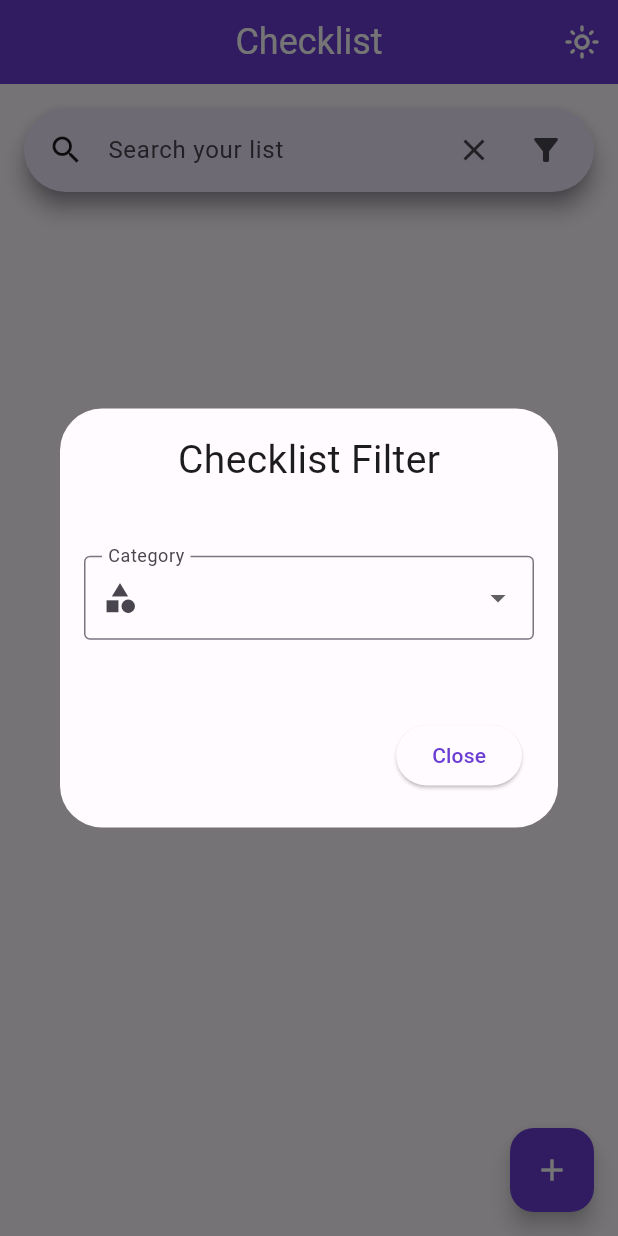
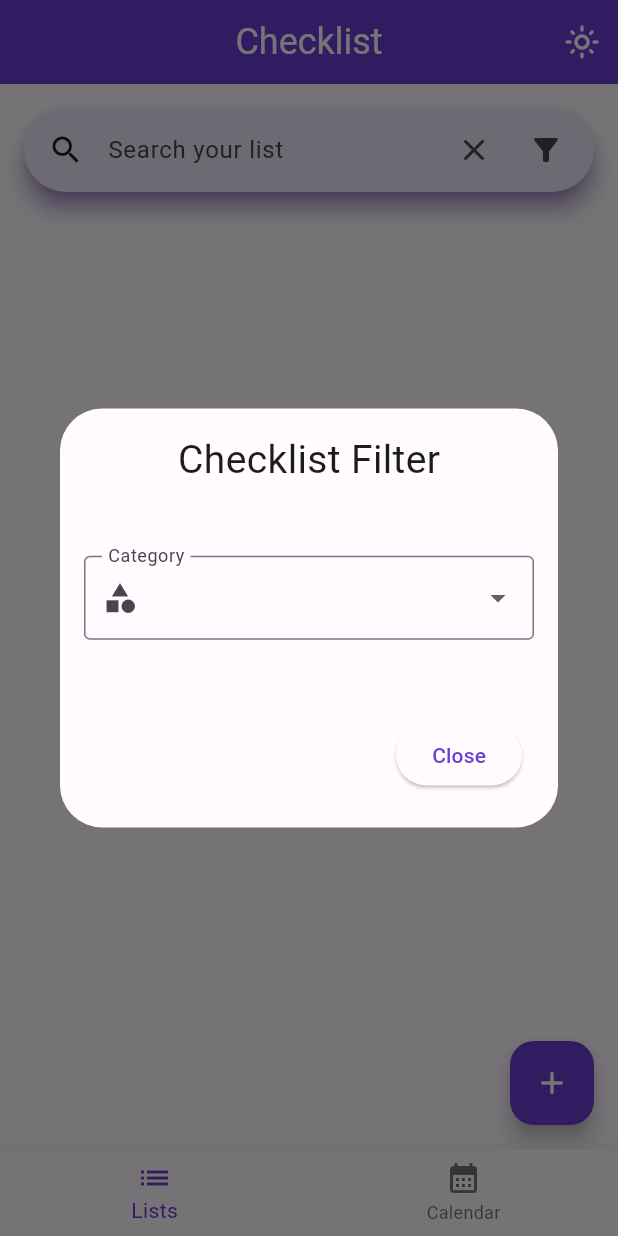
Before and after one commit to mugiwarajeff/checklist, a Flutter app: the screen it shows after launch, after a tap on the "filter alt" icon, on a phone screen of 412 x 824 dp. Run offline on Flutter 3.47's test engine with Material 3 defaults, Android fonts, the light colour scheme and no system bars; our stand-ins replace equatable, flutter_mobx, mobx, sqflite, table_calendar; missing offline and left inert: flutter_auto_cache; accounts and stored records are empty; generated files the repository leaves out were written again.

Commit message:
adding callendar view

```diff
--- a/lib/app/app.dart
+++ b/lib/app/app.dart
@@ -15,6 +15,8 @@ class App extends StatelessWidget {
   Widget build(BuildContext context) {
     final ConfigurationsController configurationsController =
         Provider.of<ConfigurationsController>(context);
+
+    configurationsController.loadConfigs();
 
     return Observer(builder: (context) {
       if (configurationsController.isLoading) {
--- a/lib/app/features/checklist/checklist/widgets/checklist_card.dart
+++ b/lib/app/features/checklist/checklist/widgets/checklist_card.dart
@@ -11,6 +11,7 @@ class CheckListCard extends StatelessWidget {
     final Color primaryColor = Theme.of(context).colorScheme.primary;
     final Color tertiaryColor = Theme.of(context).colorScheme.tertiary;
     final Color onPrimaryColor = Theme.of(context).colorScheme.onPrimary;
+
     final double widthCard = MediaQuery.of(context).size.width;
     final double heightCard = MediaQuery.of(context).size.width;
     const double textSize = 24;
--- a/lib/app/features/checklist/checklist_item/dao/checklist_item_dao.dart
+++ b/lib/app/features/checklist/checklist_item/dao/checklist_item_dao.dart
@@ -7,6 +7,8 @@ abstract class ChecklistItemDAO {
   Future<List<CheckListItem>> getAll(
       int checklistId, ChecklistOrder checklistOrder);
 
+  Future<List<CheckListItem>> getItensWithDueDate();
+
   Future<int> updateItem(CheckListItem checkListItem);
 
   Future<int> deleteItem(CheckListItem checkListItem);
--- a/lib/app/features/configurations/controllers/configurations_controller.dart
+++ b/lib/app/features/configurations/controllers/configurations_controller.dart
@@ -1,3 +1,5 @@
+import 'dart:ui';
+
 import 'package:checklist/app/features/configurations/dao/interface/configurations_dao.dart';
 import 'package:checklist/app/features/configurations/models/configurations.dart';
 import 'package:mobx/mobx.dart';
@@ -15,6 +17,9 @@ abstract class ConfigurationsControllerBase with Store {
 
   @observable
   bool isLoading = false;
+
+  @observable
+  Locale locale = const Locale("pt", "BR");
 
   @observable
   String error = "";
--- a/lib/app/features/configurations/dao/configurations_dao_sqflite.dart
+++ b/lib/app/features/configurations/dao/configurations_dao_sqflite.dart
@@ -19,6 +19,8 @@ class ConfigurationsDaoSqflite implements ConfigurationsDAO {
     int updatedIten =
         await database.update(_tableName, configurations.toJson());
 
+    print(updatedIten);
+
     return updatedIten;
   }
 
--- a/lib/app/features/home/home_view.dart
+++ b/lib/app/features/home/home_view.dart
@@ -1,3 +1,4 @@
+import 'package:checklist/app/features/calendar/calendar_view.dart';
 import 'package:checklist/app/features/checklist/checklist/checklist_view.dart';
 import 'package:checklist/app/features/configurations/controllers/configurations_controller.dart';
 import 'package:flutter_gen/gen_l10n/app_localizations.dart';
@@ -5,12 +6,32 @@ import 'package:flutter/material.dart';
 import 'package:flutter_mobx/flutter_mobx.dart';
 import 'package:provider/provider.dart';
 
-class HomeView extends StatelessWidget {
+class HomeView extends StatefulWidget {
   const HomeView({super.key});
+
+  @override
+  State<HomeView> createState() => _HomeViewState();
+}
+
+class _HomeViewState extends State<HomeView> {
+  int index = 0;
+
+  Widget selectPage() {
+    switch (index) {
+      case 0:
+        return const CheckListView();
+      case 1:
+        return const CalendarView();
+      default:
+        return Container();
+    }
+  }
 
   @override
   Widget build(BuildContext context) {
     final String pageTitle = AppLocalizations.of(context)!.appTitle;
+    final String listText = AppLocalizations.of(context)!.lists;
+    final String calendarText = AppLocalizations.of(context)!.calendar;
 
     final ConfigurationsController configurationsController =
         Provider.of<ConfigurationsController>(context);
@@ -29,7 +50,20 @@ class HomeView extends StatelessWidget {
               ))
         ],
       ),
-      body: const CheckListView(),
+      body: selectPage(),
+      bottomNavigationBar: BottomNavigationBar(
+        currentIndex: index,
+        items: [
+          BottomNavigationBarItem(
+              icon: const Icon(Icons.list), label: listText),
+          BottomNavigationBarItem(
+              icon: const Icon(Icons.calendar_month), label: calendarText)
+        ],
+        onTap: (value) {
+          index = value;
+          setState(() {});
+        },
+      ),
     );
   }
 }
--- a/lib/app/shared/l10n/app_en.arb
+++ b/lib/app/shared/l10n/app_en.arb
@@ -39,5 +39,7 @@
     "wasNotPossibleToUpdate": "Was not possible to create or update because already exists an item with this title",
     "searchYourList": "Search your list",
     "closePage": "Close",
-     "checklistFilter": "Checklist Filter"
+     "checklistFilter": "Checklist Filter",
+     "lists": "Lists",
+     "calendar": "Calendar"
 }
--- a/lib/app/shared/l10n/app_pt.arb
+++ b/lib/app/shared/l10n/app_pt.arb
@@ -39,5 +39,7 @@
     "wasNotPossibleToUpdate": "Não foi possivel criar ou atualizar pois já existe outro item com esse nome",
     "searchYourList": "Pesquise sua Listinha",
     "closePage": "Fechar",
-      "checklistFilter": "Filtro de Listinha"
+      "checklistFilter": "Filtro de Listinha",
+       "lists": "Listas",
+     "calendar": "Calendário"
 }
--- a/lib/app/shared/theme/app_theme.dart
+++ b/lib/app/shared/theme/app_theme.dart
@@ -14,12 +14,14 @@ class AppTheme {
             fontSize: 24,
           )),
       searchBarTheme: SearchBarThemeData(
-          shadowColor: WidgetStatePropertyAll(lightColorScheme.secondary),
+          shadowColor: WidgetStatePropertyAll(lightColorScheme.primary),
           surfaceTintColor: WidgetStatePropertyAll(lightColorScheme.primary)),
       floatingActionButtonTheme: FloatingActionButtonThemeData(
         foregroundColor: lightColorScheme.onPrimary,
         backgroundColor: lightColorScheme.primary,
       ),
+      bottomNavigationBarTheme: BottomNavigationBarThemeData(
+          selectedItemColor: lightColorScheme.primary),
       colorScheme: lightColorScheme);
 
   final ThemeData darkTheme = ThemeData(
@@ -35,9 +37,14 @@ class AppTheme {
             color: darkColorScheme.onPrimary,
             fontSize: 24,
           )),
+      searchBarTheme: SearchBarThemeData(
+          shadowColor: WidgetStatePropertyAll(darkColorScheme.primary),
+          surfaceTintColor: WidgetStatePropertyAll(darkColorScheme.primary)),
       floatingActionButtonTheme: FloatingActionButtonThemeData(
         foregroundColor: darkColorScheme.onPrimary,
         backgroundColor: darkColorScheme.primary,
       ),
+      bottomNavigationBarTheme: BottomNavigationBarThemeData(
+          selectedItemColor: darkColorScheme.primary),
       colorScheme: darkColorScheme);
 }
--- a/lib/main.dart
+++ b/lib/main.dart
@@ -1,4 +1,5 @@
 import 'package:checklist/app/app.dart';
+import 'package:checklist/app/features/calendar/controllers/calendar_controller.dart';
 import 'package:checklist/app/features/checklist/checklist/controllers/checklist_controller.dart';
 import 'package:checklist/app/features/checklist/checklist/dao/checklist_dao.dart';
 import 'package:checklist/app/features/checklist/checklist_item/controllers/checklist_item_controller.dart';
@@ -52,6 +53,11 @@ void main() async {
     ProxyProvider<ConfigurationsDAO, ConfigurationsController>(
       update: (context, configurationsDAO, previous) =>
           ConfigurationsController(configurationsDAO: configurationsDAO),
+    ),
+    ProxyProvider2<ChecklistItemDAO, MessageLogger, CalendarController>(
+      update: (context, checklistItemDAO, messageLogger, previous) =>
+          CalendarController(
+              checklistItemDAO: checklistItemDAO, messageLogger: messageLogger),
     )
   ], child: App()));
 }
--- a/pubspec.yaml
+++ b/pubspec.yaml
@@ -47,6 +47,7 @@ dependencies:
   equatable: ^2.0.5
   path_provider: ^2.1.3
   flutter_auto_cache: ^0.0.4
+  table_calendar: ^3.1.2
 
 flutter_launcher_icons:
   android: "launcher_icon"
```
Also changed, not shown: lib/app/features/calendar/calendar_view.dart (added, +41 -0 lines), lib/app/features/calendar/controllers/calendar_controller.dart (added, +114 -0 lines), lib/app/features/calendar/widgets/calendar.dart (added, +68 -0 lines), lib/app/features/calendar/widgets/item_calendar_list.dart (added, +36 -0 lines), lib/app/features/checklist/checklist_item/checklist_item_view.dart (+8 -1 lines), lib/app/features/checklist/checklist_item/dao/checklist_item_dao_sqflite.dart (+15 -0 lines), lib/app/features/checklist/checklist_item/widgets/checklist_item_card.dart (+16 -17 lines), lib/app/features/checklist/checklist_item/widgets/checklist_item_modal.dart (+10 -8 lines), lib/app/features/calendar/controllers/calendar_controller.g.dart (added), lib/app/features/configurations/controllers/configurations_controller.g.dart, pubspec.lock, 1 other file.
